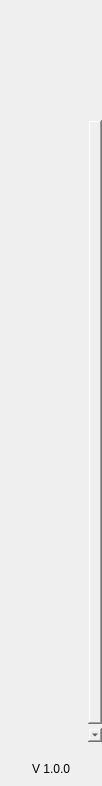
Old version of the form src/qt/concrete/forms/navmenuwidget.ui in the repository CONCRETE-Project/CONCRETE.
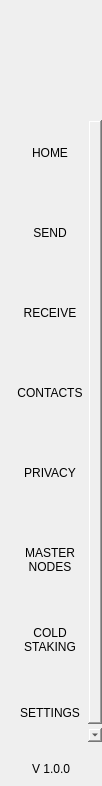
New version of the form.

```diff
--- a/src/qt/concrete/forms/navmenuwidget.ui
+++ b/src/qt/concrete/forms/navmenuwidget.ui
@@ -167,7 +167,8 @@
              </size>
             </property>
             <property name="text">
-             <string/>
+             <string>HOME
+</string>
             </property>
             <property name="iconSize">
              <size>
@@ -195,7 +196,8 @@
              </size>
             </property>
             <property name="text">
-             <string/>
+             <string>SEND
+</string>
             </property>
             <property name="iconSize">
              <size>
@@ -220,7 +222,8 @@
              </size>
             </property>
             <property name="text">
-             <string/>
+             <string>RECEIVE
+</string>
             </property>
             <property name="checkable">
              <bool>true</bool>
@@ -239,7 +242,8 @@
              </size>
             </property>
             <property name="text">
-             <string/>
+             <string>CONTACTS
+</string>
             </property>
             <property name="iconSize">
              <size>
@@ -264,7 +268,8 @@
              </size>
             </property>
             <property name="text">
-             <string/>
+             <string>PRIVACY
+</string>
             </property>
             <property name="iconSize">
              <size>
@@ -289,7 +294,8 @@
              </size>
             </property>
             <property name="text">
-             <string/>
+             <string>MASTER
+NODES</string>
             </property>
             <property name="iconSize">
              <size>
@@ -314,7 +320,8 @@
              </size>
             </property>
             <property name="text">
-             <string/>
+             <string>COLD
+STAKING</string>
             </property>
             <property name="iconSize">
              <size>
@@ -339,7 +346,8 @@
              </size>
             </property>
             <property name="text">
-             <string/>
+             <string>SETTINGS
+</string>
             </property>
             <property name="iconSize">
              <size>
```
